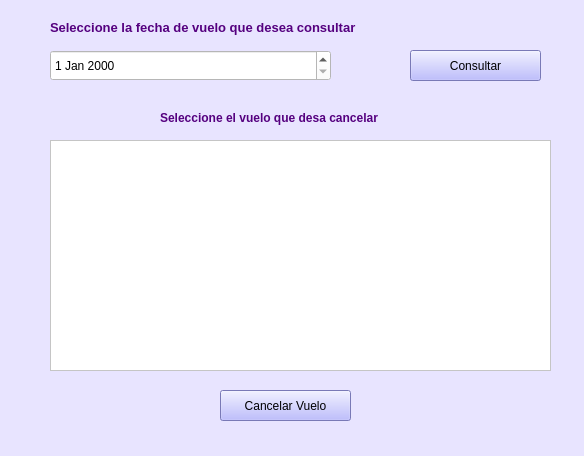
First picture: the form in Interfaces Aeropuerto/consultarAgenda.ui, repository vanesagustin98/Aerocamp, before the edit.
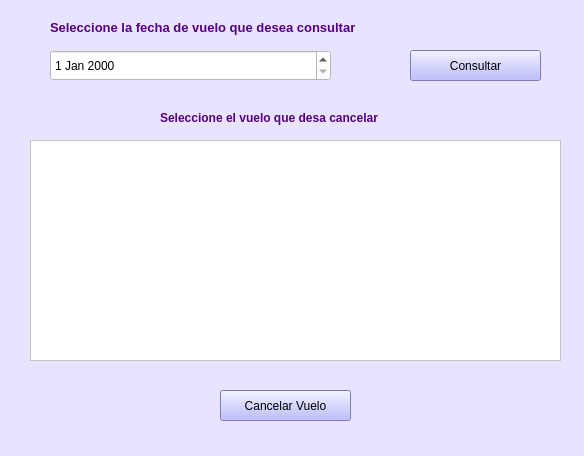
Second picture: the form after the edit.

Patch:
```diff
--- a/Interfaces Aeropuerto/consultarAgenda.ui
+++ b/Interfaces Aeropuerto/consultarAgenda.ui
@@ -62,19 +62,6 @@
      <string>Cancelar Vuelo</string>
     </property>
    </widget>
-   <widget class="QListWidget" name="tableWidget">
-    <property name="geometry">
-     <rect>
-      <x>50</x>
-      <y>140</y>
-      <width>501</width>
-      <height>231</height>
-     </rect>
-    </property>
-    <property name="styleSheet">
-     <string notr="true">background-color: rgb(255, 255, 255);</string>
-    </property>
-   </widget>
    <widget class="QLabel" name="label">
     <property name="geometry">
      <rect>
@@ -114,6 +101,19 @@
      <string>Seleccione el vuelo que desa cancelar</string>
     </property>
    </widget>
+   <widget class="QTableView" name="tableWidget">
+    <property name="geometry">
+     <rect>
+      <x>30</x>
+      <y>140</y>
+      <width>531</width>
+      <height>221</height>
+     </rect>
+    </property>
+    <property name="styleSheet">
+     <string notr="true">background-color: rgb(255, 255, 255);</string>
+    </property>
+   </widget>
   </widget>
   <widget class="QStatusBar" name="statusbar"/>
  </widget>
```
